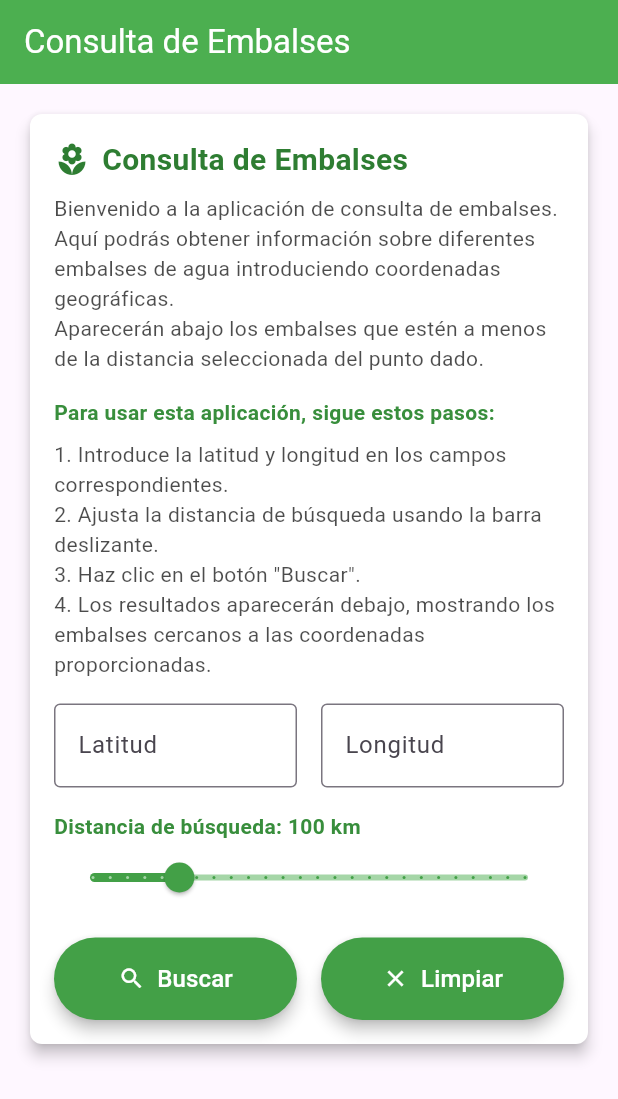
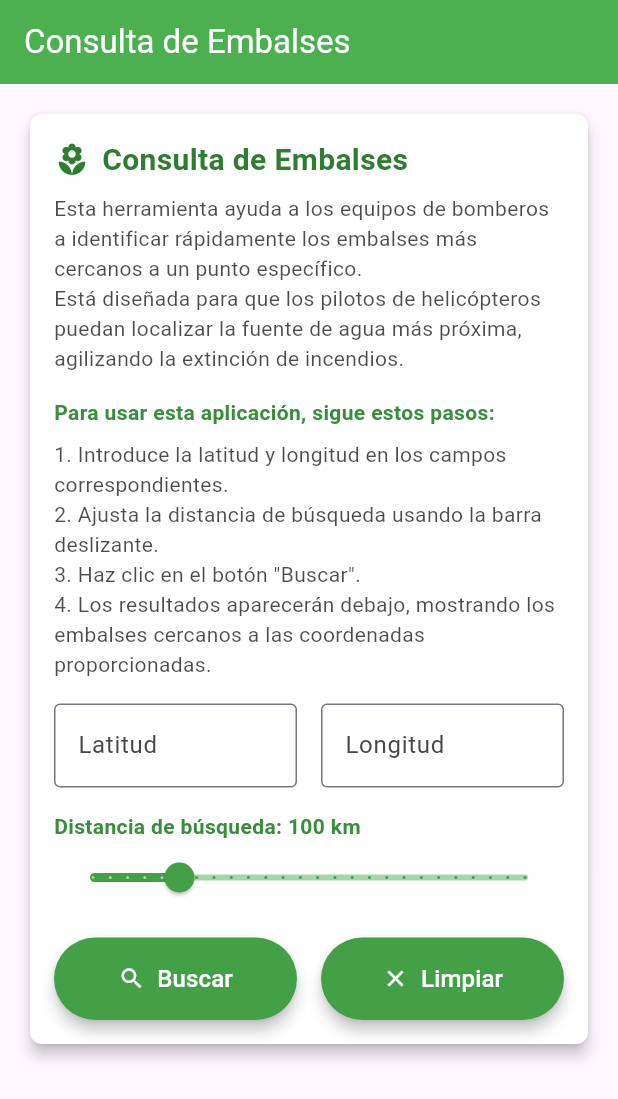
Before and after one commit to Javierub32/Malackathon, a Flutter app: the screen it shows after launch, on a phone screen of 412 x 824 dp. Shown: the top 1099 px of the screen. Run offline on Flutter 3.47's test engine with Material 3 defaults, Android fonts, the phone set to English and light mode, and no system bars.

Commit message:
Cambiamos texto del frontend

```diff
--- a/lib/pages/home_page.dart
+++ b/lib/pages/home_page.dart
@@ -178,7 +178,7 @@ class _HomePageState extends State<HomePage> {
                     ),
                     const SizedBox(height: 8.0),
                     Text(
-                      'Bienvenido a la aplicación de consulta de embalses. Aquí podrás obtener información sobre diferentes embalses de agua introduciendo coordenadas geográficas.\nAparecerán abajo los embalses que estén a menos de la distancia seleccionada del punto dado.',
+                      'Esta herramienta ayuda a los equipos de bomberos a identificar rápidamente los embalses más cercanos a un punto específico.\nEstá diseñada para que los pilotos de helicópteros puedan localizar la fuente de agua más próxima, agilizando la extinción de incendios.',
                       style: TextStyle(
                         color: Colors.black87.withOpacity(0.7),
                       ),
```
